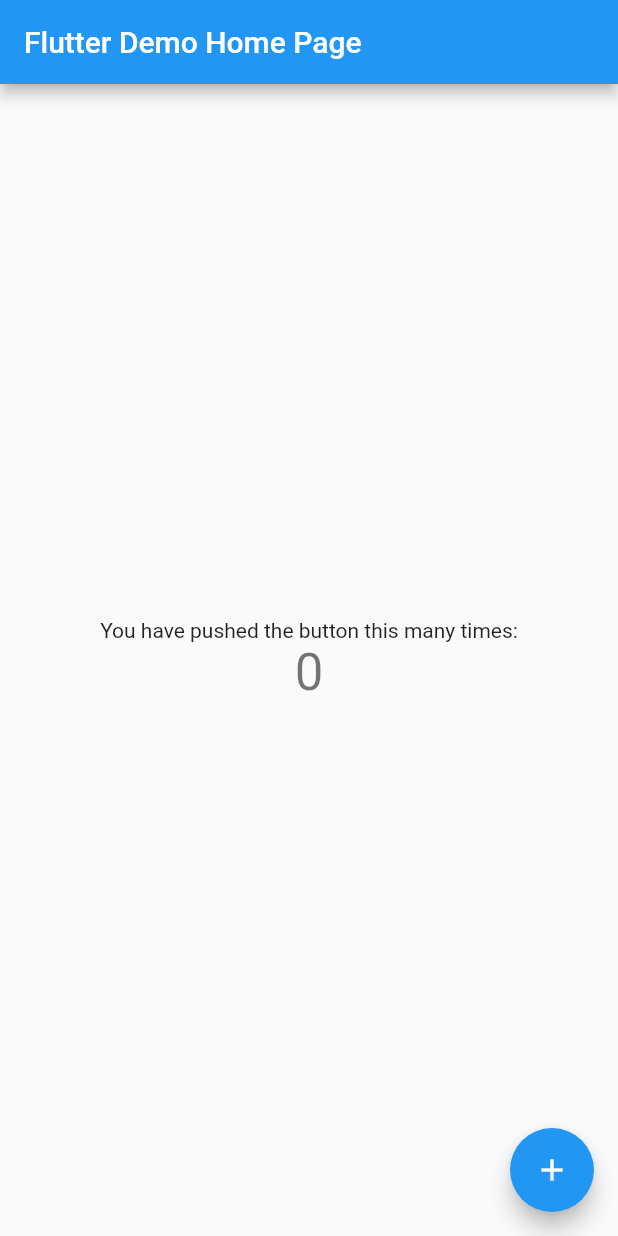
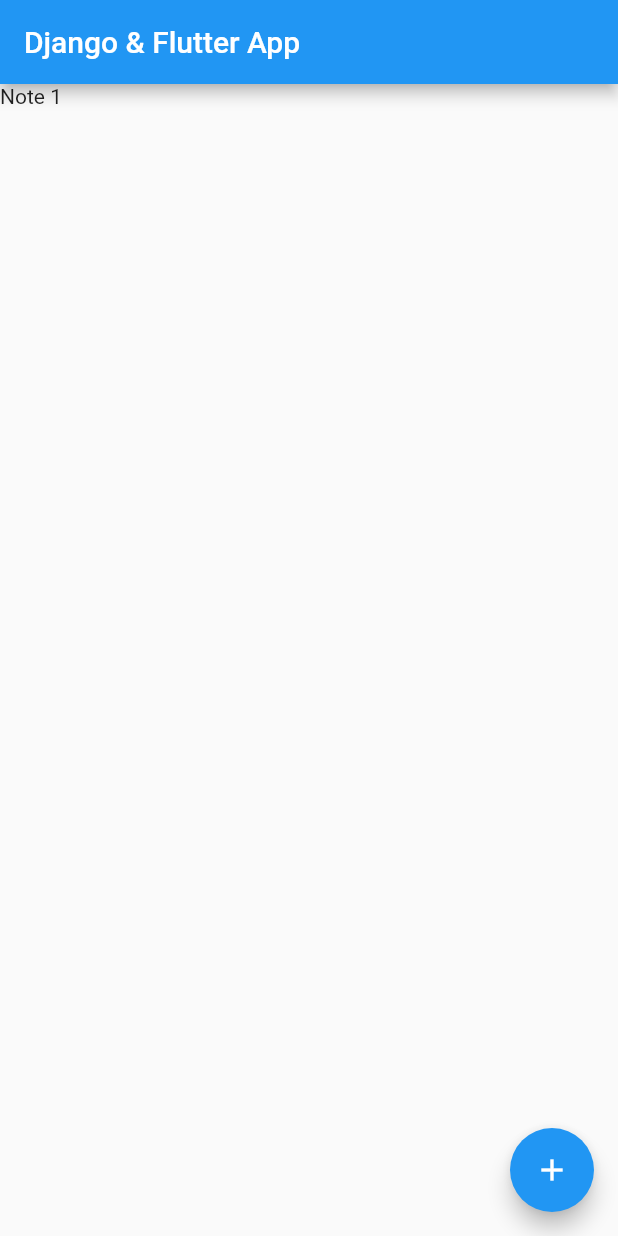
Before and after one commit to Gonzalez32/django-flutter, a Flutter app: the screen it shows after launch, on a phone screen of 412 x 824 dp. Run offline on Flutter 3.47's test engine with Material 2 defaults, Android fonts, the light colour scheme and no system bars.

Commit message:
modified main.dart - render new changes

```diff
--- a/frontend_note/lib/main.dart
+++ b/frontend_note/lib/main.dart
@@ -22,7 +22,7 @@
         // is not restarted.
         primarySwatch: Colors.blue,
       ),
-      home: MyHomePage(title: 'Flutter Demo Home Page'),
+      home: MyHomePage(title: 'Django & Flutter App'),
     );
   }
 }
@@ -73,35 +73,9 @@
         // the App.build method, and use it to set our appbar title.
         title: Text(widget.title),
       ),
-      body: Center(
-        // Center is a layout widget. It takes a single child and positions it
-        // in the middle of the parent.
-        child: Column(
-          // Column is also a layout widget. It takes a list of children and
-          // arranges them vertically. By default, it sizes itself to fit its
-          // children horizontally, and tries to be as tall as its parent.
-          //
-          // Invoke "debug painting" (press "p" in the console, choose the
-          // "Toggle Debug Paint" action from the Flutter Inspector in Android
-          // Studio, or the "Toggle Debug Paint" command in Visual Studio Code)
-          // to see the wireframe for each widget.
-          //
-          // Column has various properties to control how it sizes itself and
-          // how it positions its children. Here we use mainAxisAlignment to
-          // center the children vertically; the main axis here is the vertical
-          // axis because Columns are vertical (the cross axis would be
-          // horizontal).
-          mainAxisAlignment: MainAxisAlignment.center,
-          children: <Widget>[
-            Text(
-              'You have pushed the button this many times:',
-            ),
-            Text(
-              '$_counter',
-              style: Theme.of(context).textTheme.headline4,
-            ),
-          ],
-        ),
+      body: Column(
+        // mainAxisAlignment: MainAxisAlignment.center,
+        children: <Widget>[Text("Note 1")],
       ),
       floatingActionButton: FloatingActionButton(
         onPressed: _incrementCounter,
```
